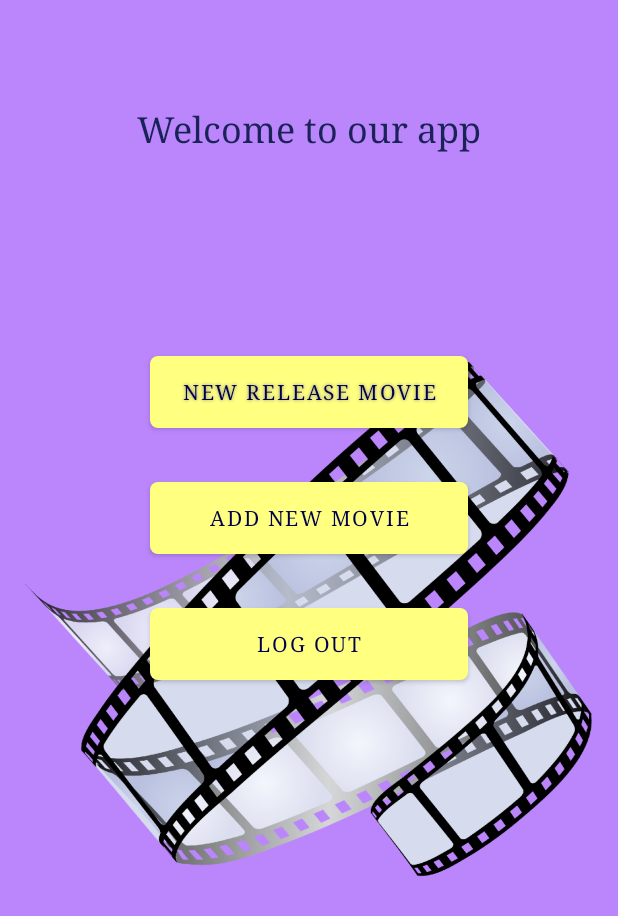
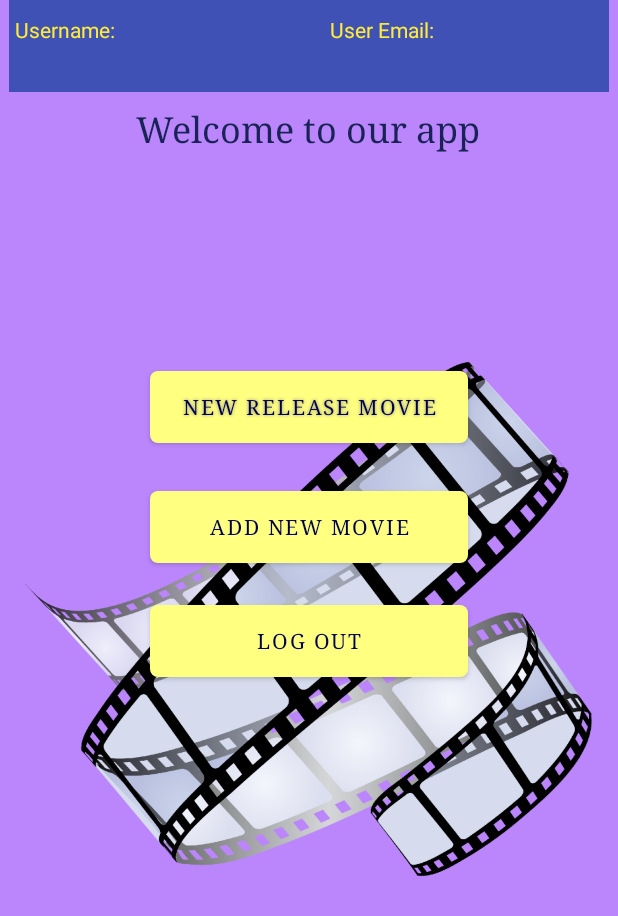
Before and after one commit to arezousohrabvand/Movie-App, an Android app: the layout activity_main.xml on its own in the app's theme, with its tools: preview values and no code run, on a phone screen of 412 x 824 dp. Shown: the top 916 px of the screen. Run offline under Robolectric (Android 15) with nearby library versions, the phone set to English and light mode, and no system bars.

Commit message:
add floating buttons

```diff
--- a/app/build.gradle
+++ b/app/build.gradle
@@ -52,6 +52,7 @@ dependencies {
     implementation 'com.firebaseui:firebase-ui-auth:7.2.0'
     implementation platform('com.google.firebase:firebase-bom:28.4.2')
     implementation 'com.google.firebase:firebase-auth-ktx'
+    implementation 'com.google.android.material:material:1.1.0'
 
 
 
--- a/app/src/main/res/layout/activity_main.xml
+++ b/app/src/main/res/layout/activity_main.xml
@@ -16,12 +16,98 @@
         app:layout_constraintTop_toTopOf="parent"
         app:srcCompat="@drawable/movie" />
 
+    <RelativeLayout
+        android:layout_width="400dp"
+        android:layout_height="61dp"
+        android:background="#3F51B5"
+        app:layout_constraintEnd_toEndOf="parent"
+        app:layout_constraintStart_toStartOf="parent"
+        app:layout_constraintTop_toTopOf="parent">
+
+    </RelativeLayout>
+
+    <TextView
+        android:id="@+id/userInputTextView3"
+        android:layout_width="0dp"
+        android:layout_height="wrap_content"
+        android:layout_marginStart="10dp"
+        android:layout_marginTop="10dp"
+        android:layout_marginEnd="240dp"
+        android:gravity="left"
+        android:text="Username:"
+        android:textColor="#FFEB3B"
+        app:layout_constraintEnd_toEndOf="parent"
+        app:layout_constraintHorizontal_bias="0.0"
+        app:layout_constraintStart_toStartOf="parent"
+        app:layout_constraintTop_toTopOf="parent" />
+
+    <TextView
+        android:id="@+id/emailTextView"
+        android:layout_width="0dp"
+        android:layout_height="19dp"
+        android:layout_marginStart="220dp"
+        android:layout_marginTop="5dp"
+        android:layout_marginEnd="10dp"
+        android:gravity="left"
+        android:textColor="#FFEB3B"
+        app:layout_constraintEnd_toEndOf="parent"
+        app:layout_constraintHorizontal_bias="1.0"
+        app:layout_constraintStart_toStartOf="parent"
+        app:layout_constraintTop_toBottomOf="@+id/emailTextView2" />
+
+    <TextView
+        android:id="@+id/emailTextView2"
+        android:layout_width="0dp"
+        android:layout_height="19dp"
+        android:layout_marginStart="220dp"
+        android:layout_marginTop="10dp"
+        android:layout_marginEnd="10dp"
+        android:gravity="left"
+        android:text="User Email:"
+        android:textColor="#FFEB3B"
+        app:layout_constraintEnd_toEndOf="parent"
+        app:layout_constraintHorizontal_bias="0.0"
+        app:layout_constraintStart_toStartOf="parent"
+        app:layout_constraintTop_toTopOf="parent" />
+
+    <TextView
+        android:id="@+id/welcomeText"
+        android:layout_width="wrap_content"
+        android:layout_height="wrap_content"
+        android:layout_marginTop="70dp"
+
+        android:fontFamily="fantasy"
+        android:text="@string/welcome_to_our_app"
+        android:textColor="#192357"
+        android:textSize="24sp"
+        app:layout_constraintEnd_toEndOf="parent"
+        app:layout_constraintHorizontal_bias="0.497"
+        app:layout_constraintStart_toStartOf="parent"
+        app:layout_constraintTop_toTopOf="@+id/imageView" />
+
+    <Button
+        android:id="@+id/newMovieBtn"
+        android:layout_width="0dp"
+        android:layout_height="60dp"
+        android:layout_marginStart="100dp"
+        android:layout_marginTop="140dp"
+        android:layout_marginEnd="100dp"
+        android:fontFamily="fantasy"
+        android:shadowColor="#888686"
+        android:shadowRadius="2.5"
+        android:text="@string/new_release_film"
+        app:cornerRadius="5dp"
+        app:layout_constraintEnd_toEndOf="parent"
+        app:layout_constraintHorizontal_bias="0.0"
+        app:layout_constraintStart_toStartOf="parent"
+        app:layout_constraintTop_toBottomOf="@+id/welcomeText" />
+
     <Button
         android:id="@+id/logoutBtn"
         android:layout_width="0dp"
         android:layout_height="60dp"
         android:layout_marginStart="100dp"
-        android:layout_marginTop="24dp"
+        android:layout_marginTop="16dp"
         android:layout_marginEnd="100dp"
         android:fontFamily="fantasy"
         android:text="@string/log_out"
@@ -31,48 +117,33 @@
         app:layout_constraintStart_toStartOf="parent"
         app:layout_constraintTop_toBottomOf="@+id/topMovieBtn" />
 
-    <TextView
-        android:id="@+id/welcomeText"
-        android:layout_width="wrap_content"
-        android:layout_height="wrap_content"
-        android:layout_marginTop="70dp"
-        android:fontFamily="fantasy"
-
-        android:text="@string/welcome_to_our_app"
-        android:textColor="#192357"
-        android:textSize="24sp"
-        app:layout_constraintEnd_toEndOf="parent"
-        app:layout_constraintStart_toStartOf="parent"
-        app:layout_constraintTop_toTopOf="parent" />
-
-    <Button
-        android:id="@+id/newMovieBtn"
-        android:layout_width="0dp"
-        android:layout_height="60dp"
-        android:layout_marginStart="100dp"
-        android:layout_marginTop="130dp"
-        android:layout_marginEnd="100dp"
-        android:fontFamily="fantasy"
-        android:shadowColor="#888686"
-        android:shadowRadius="2.5"
-        android:text="@string/new_release_film"
-        app:cornerRadius="5dp"
-        app:layout_constraintEnd_toEndOf="parent"
-        app:layout_constraintHorizontal_bias="1.0"
-        app:layout_constraintStart_toStartOf="parent"
-        app:layout_constraintTop_toBottomOf="@+id/welcomeText" />
-
     <Button
         android:id="@+id/topMovieBtn"
         android:layout_width="0dp"
         android:layout_height="60dp"
         android:layout_marginStart="100dp"
-        android:layout_marginTop="24dp"
+        android:layout_marginTop="20dp"
         android:layout_marginEnd="100dp"
         android:fontFamily="fantasy"
         android:text="@string/add_new_movie"
         app:cornerRadius="5dp"
         app:layout_constraintEnd_toEndOf="parent"
+        app:layout_constraintHorizontal_bias="0.0"
         app:layout_constraintStart_toStartOf="parent"
         app:layout_constraintTop_toBottomOf="@+id/newMovieBtn" />
+
+    <TextView
+        android:id="@+id/userInputTextView"
+        android:layout_width="0dp"
+        android:layout_height="wrap_content"
+        android:layout_marginStart="10dp"
+        android:layout_marginTop="5dp"
+        android:layout_marginEnd="240dp"
+        android:gravity="left"
+        android:textColor="#FFEB3B"
+        app:layout_constraintEnd_toEndOf="parent"
+        app:layout_constraintHorizontal_bias="0.0"
+        app:layout_constraintStart_toStartOf="parent"
+        app:layout_constraintTop_toBottomOf="@+id/userInputTextView3" />
+
 </androidx.constraintlayout.widget.ConstraintLayout>
```
Also changed, not shown: app/src/main/AndroidManifest.xml (+6 -2 lines), app/src/main/java/com/GC200387480/assignmenttwo/AboutMeActivity.kt (renamed from app/src/main/java/com/GC200387480/assignmenttwo/ProfileActivity.kt, +18 -8 lines), app/src/main/java/com/GC200387480/assignmenttwo/MainActivity.kt (+23 -7 lines), app/src/main/java/com/GC200387480/assignmenttwo/MovieRecyclerActivity.kt (+9 -7 lines), app/src/main/java/com/GC200387480/assignmenttwo/NewMovieActivity.kt (+5 -7 lines), app/src/main/java/com/GC200387480/assignmenttwo/ReviewActivity.kt (+5 -7 lines), app/src/main/res/layout/activity_movie_recycler.xml (+28 -0 lines), app/src/main/res/layout/activity_profile.xml (+70 -65 lines), app/src/main/res/drawable-v24/backicon.png (added).
